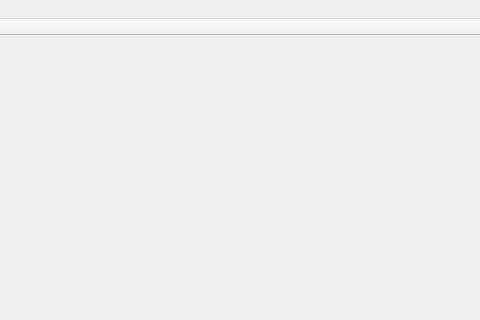
Above: EZbudget/maindashboard.ui from IvanInandan/EZBudget before the change; both pictures show x 493 to 973 and y 0 to 320 of the 973 by 823 pixel window. Below: the same form after it.
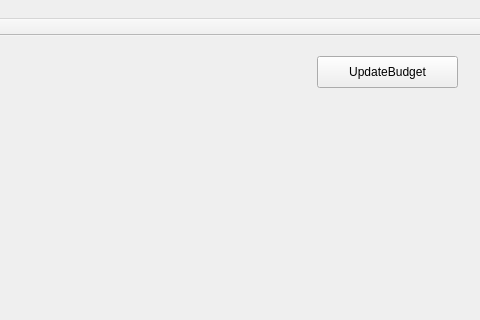
That is the form after the change.

```diff
--- a/EZbudget/maindashboard.ui
+++ b/EZbudget/maindashboard.ui
@@ -86,6 +86,19 @@
      <string>&lt;html&gt;&lt;head/&gt;&lt;body&gt;&lt;p&gt;&lt;span style=&quot; font-size:18pt; font-weight:600;&quot;&gt;TextLabel&lt;/span&gt;&lt;/p&gt;&lt;/body&gt;&lt;/html&gt;</string>
     </property>
    </widget>
+   <widget class="QPushButton" name="spendingsButton_2">
+    <property name="geometry">
+     <rect>
+      <x>810</x>
+      <y>20</y>
+      <width>141</width>
+      <height>32</height>
+     </rect>
+    </property>
+    <property name="text">
+     <string>UpdateBudget</string>
+    </property>
+   </widget>
   </widget>
   <widget class="QMenuBar" name="menuBar">
    <property name="geometry">
```
